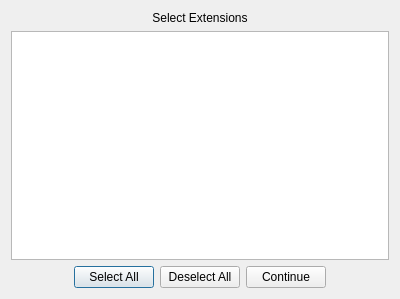
Old version of the form extselectiondialog.ui in the repository MarioFares/Ebook-Access-Cpp.
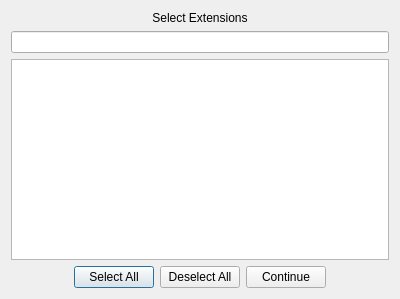
New version of the form.

Commit message: Added a search bar and function to filter through results

```diff
--- a/extselectiondialog.ui
+++ b/extselectiondialog.ui
@@ -26,6 +26,9 @@
        </property>
       </widget>
      </item>
+     <item>
+      <widget class="QLineEdit" name="textSearch"/>
+     </item>
      <item>
       <widget class="QListWidget" name="listWidget">
        <property name="selectionMode">
```
The commit also changes 2 other files.
